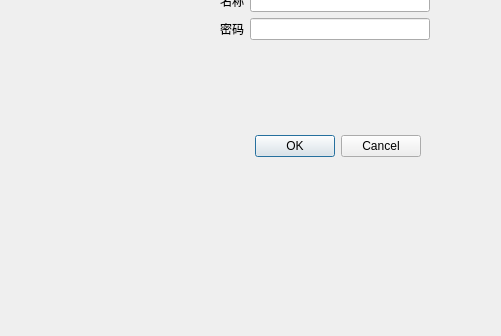
JDHHH/SQL-QT, file SQL/dialog.ui: the form before one commit; both pictures show x 110 to 611 and y 240 to 576 of the 878 by 576 pixel window.
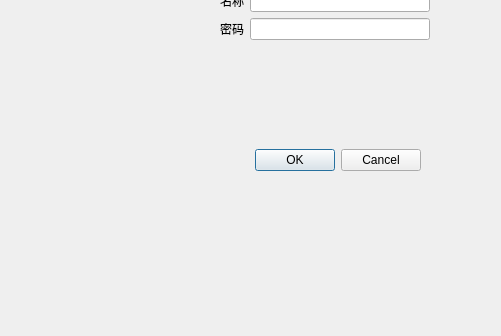
The form after the commit.

```diff
--- a/SQL/dialog.ui
+++ b/SQL/dialog.ui
@@ -13,15 +13,21 @@
   <property name="windowTitle">
    <string>Dialog</string>
   </property>
+  <property name="styleSheet">
+   <string notr="true"/>
+  </property>
   <widget class="QDialogButtonBox" name="enterBtn">
    <property name="geometry">
     <rect>
-     <x>190</x>
+     <x>330</x>
      <y>370</y>
-     <width>341</width>
-     <height>32</height>
+     <width>201</width>
+     <height>61</height>
     </rect>
    </property>
+   <property name="styleSheet">
+    <string notr="true"/>
+   </property>
    <property name="orientation">
     <enum>Qt::Horizontal</enum>
    </property>
@@ -29,7 +35,7 @@
     <set>QDialogButtonBox::Cancel|QDialogButtonBox::Ok</set>
    </property>
   </widget>
-  <widget class="QWidget" name="">
+  <widget class="QWidget" name="layoutWidget">
    <property name="geometry">
     <rect>
      <x>330</x>
```
